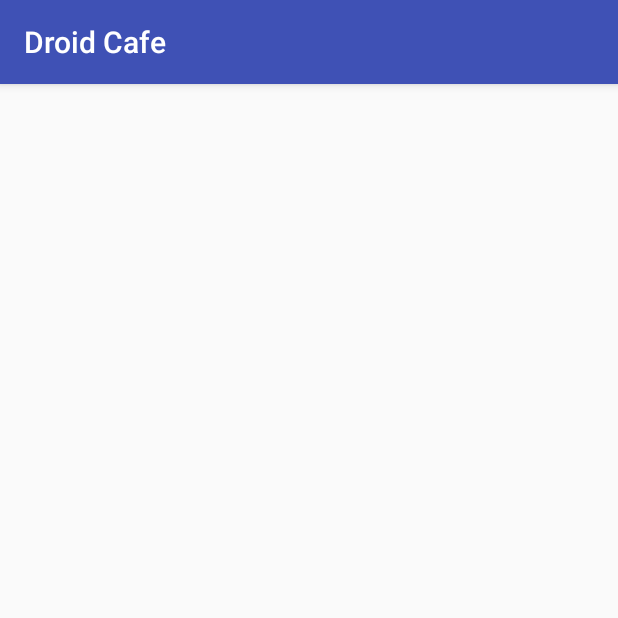
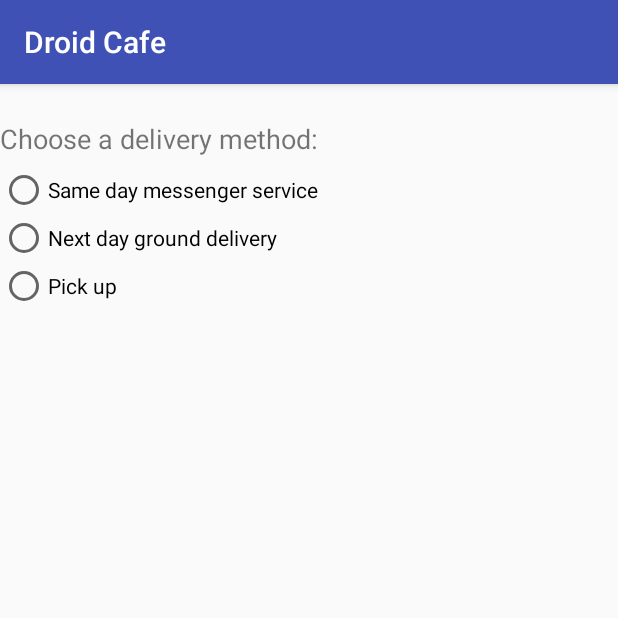
Before and after one commit to SonyaMoisset/DroidCafe_ANDROID, an Android app: the OrderActivity screen opened directly, with no data from a screen before it, on a phone screen of 412 x 824 dp, the top half of it. Run offline under Robolectric (Android 15) with nearby library versions, the phone set to English and light mode, and no system bars.

Commit message:
Add Radio Buttons

```diff
--- a/app/src/main/res/layout/activity_order.xml
+++ b/app/src/main/res/layout/activity_order.xml
@@ -6,4 +6,41 @@
     android:layout_height="match_parent"
     tools:context="com.example.android.droidcafe.OrderActivity">
 
+    <TextView
+        android:id="@+id/order_intro_text"
+        android:layout_width="match_parent"
+        android:layout_height="wrap_content"
+        android:layout_marginBottom="@dimen/text_margin_bottom"
+        android:layout_marginTop="@dimen/text_margin_top"
+        android:text="@string/choose_delivery_method"
+        android:textSize="@dimen/intro_text_size"/>
+
+    <RadioGroup
+        android:layout_width="match_parent"
+        android:layout_height="wrap_content"
+        android:layout_below="@id/order_intro_text"
+        android:orientation="vertical">
+
+        <RadioButton
+            android:id="@+id/sameday"
+            android:layout_width="wrap_content"
+            android:layout_height="wrap_content"
+            android:onClick="onRadioButtonClicked"
+            android:text="@string/same_day_messenger_service"/>
+
+        <RadioButton
+            android:id="@+id/nextday"
+            android:layout_width="wrap_content"
+            android:layout_height="wrap_content"
+            android:onClick="onRadioButtonClicked"
+            android:text="@string/next_day_ground_delivery"/>
+
+        <RadioButton
+            android:id="@+id/pickup"
+            android:layout_width="wrap_content"
+            android:layout_height="wrap_content"
+            android:onClick="onRadioButtonClicked"
+            android:text="@string/pick_up"/>
+
+    </RadioGroup>
 </RelativeLayout>
--- a/app/src/main/res/values/dimens.xml
+++ b/app/src/main/res/values/dimens.xml
@@ -5,4 +5,7 @@
     <dimen name="padding_wide">35dp</dimen>
     <dimen name="activity_vertical_margin">16dp</dimen>
     <dimen name="activity_horizontal_margin">16dp</dimen>
+    <dimen name="text_margin_top">24dp</dimen>
+    <dimen name="text_margin_bottom">6dp</dimen>
+    <dimen name="intro_text_size">18sp</dimen>
 </resources>
--- a/app/src/main/res/values/strings.xml
+++ b/app/src/main/res/values/strings.xml
@@ -12,4 +12,8 @@
     <string name="donut_order_message">You ordered a donut.</string>
     <string name="ice_cream_order_message">You ordered an ice cream sandwich.</string>
     <string name="froyo_order_message">You ordered a FroYo.</string>
+    <string name="choose_delivery_method">Choose a delivery method:</string>
+    <string name="same_day_messenger_service">Same day messenger service</string>
+    <string name="next_day_ground_delivery">Next day ground delivery</string>
+    <string name="pick_up">Pick up</string>
 </resources>
```
